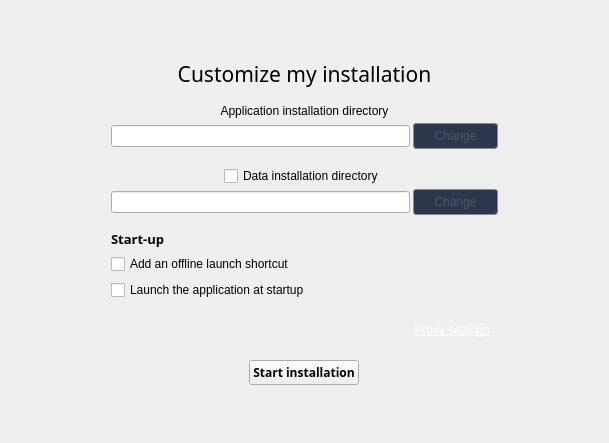
Above: ui/personnalize.ui from Covalia/standalone-deployer before the change. Below: the same form after it.
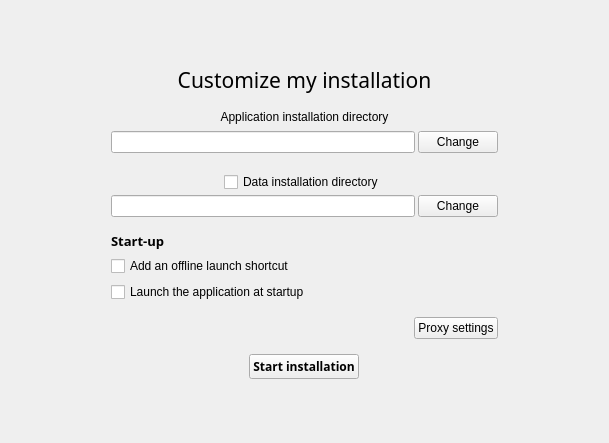
That is the form after the change.

```diff
--- a/ui/personnalize.ui
+++ b/ui/personnalize.ui
@@ -161,10 +161,10 @@
                  <property name="styleSheet">
                   <string notr="true">QPushButton{
 	border-radius: 3px;
-	border: 1px solid #868a95;
-	background : #2d364c;
+	border: 1px solid @color-text-gray;
+	background : transparent;
 	padding : 5px 20px 5px 20px;
-	color : #4f5661;
+	color : @color-text-gray;
 }
 
 
@@ -292,10 +292,10 @@
                  <property name="styleSheet">
                   <string notr="true">QPushButton{
 	border-radius: 3px;
-	border: 1px solid #868a95;
-	background : #2d364c;
+	border: 1px solid @color-text-gray;
+	background : transparent;
 	padding : 5px 20px 5px 20px;
-	color : #4f5661;
+	color : @color-text-gray;
 }
 
 
@@ -436,7 +436,7 @@
        <property name="styleSheet">
         <string notr="true">QPushButton {
 	background-color: transparent;
-	color : white;
+	color : @color-text-on-background;
 	padding: 8px;
 	border: px0;
 	text-decoration: underline;
```
Left out of the diff: 51 changed lines with no effect on the pictures.
